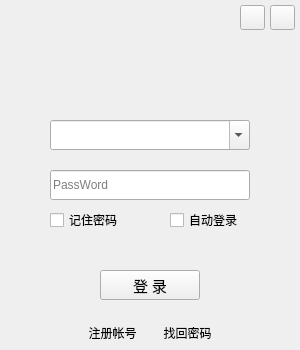
First picture: the form in Login/login.ui, repository liyuqin33/BlogClient, before the edit.
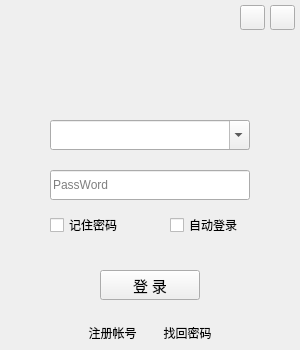
Second picture: the form after the edit. Icons and pictures are not drawn.

Commit message:
login1.4更新
1.用户无上限，及修改小bug（新用户bug）
2.登录窗口及一点动画
3.添加多种样式（托盘菜单、login）
4.窗口最小化改回，修改
5.输入用户名完整自动切换
6.新用户的提示窗口换成提示气泡
7.离线自动登录

What changed in the file:
```diff
--- a/Login/login.ui
+++ b/Login/login.ui
@@ -129,7 +129,7 @@
     <property name="geometry">
      <rect>
       <x>170</x>
-      <y>210</y>
+      <y>215</y>
       <width>80</width>
       <height>20</height>
      </rect>
@@ -204,11 +204,17 @@
     <property name="geometry">
      <rect>
       <x>100</x>
-      <y>240</y>
+      <y>245</y>
       <width>100</width>
       <height>15</height>
      </rect>
     </property>
+    <property name="font">
+     <font>
+      <family>幼圆</family>
+      <pointsize>10</pointsize>
+     </font>
+    </property>
     <property name="text">
      <string/>
     </property>
@@ -306,7 +312,7 @@
     <property name="geometry">
      <rect>
       <x>50</x>
-      <y>210</y>
+      <y>215</y>
       <width>80</width>
       <height>20</height>
      </rect>
```
Left out of the diff: 13 changed lines with no effect on the pictures. The commit also changes 21 other files.
